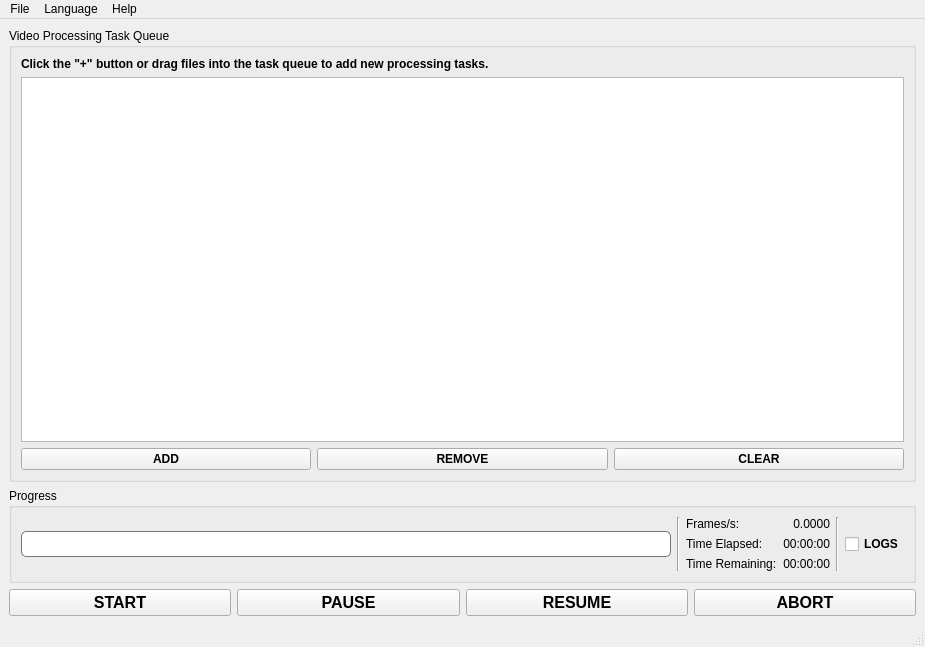
The window that src/mainwindow.ui (k4yt3x/video2x-qt6) describes before a commit, drawn with Qt 5.
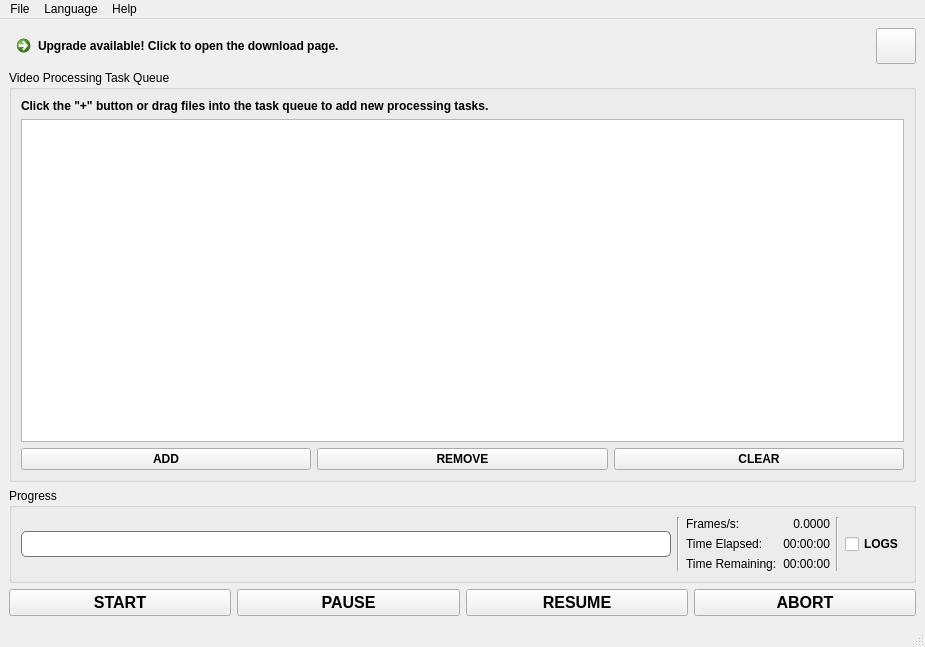
The same window after the commit. Icons and pictures are not drawn. Custom widgets are drawn as their Qt base class.

Commit message: feat: add the check upgrade button

Patch:
```diff
--- a/src/mainwindow.ui
+++ b/src/mainwindow.ui
@@ -15,6 +15,33 @@
   </property>
   <widget class="QWidget" name="centralwidget">
    <layout class="QVBoxLayout" name="verticalLayout_5">
+    <item>
+     <layout class="QHBoxLayout" name="horizontalLayout_5">
+      <item>
+       <widget class="QCommandLinkButton" name="upgradeCommandLinkButton">
+        <property name="text">
+         <string>Upgrade available! Click to open the download page.</string>
+        </property>
+       </widget>
+      </item>
+      <item>
+       <widget class="QPushButton" name="closeUpgradePushButton">
+        <property name="sizePolicy">
+         <sizepolicy hsizetype="Fixed" vsizetype="Preferred">
+          <horstretch>0</horstretch>
+          <verstretch>0</verstretch>
+         </sizepolicy>
+        </property>
+        <property name="text">
+         <string/>
+        </property>
+        <property name="icon">
+         <iconset theme="QIcon::ThemeIcon::ApplicationExit"/>
+        </property>
+       </widget>
+      </item>
+     </layout>
+    </item>
     <item>
      <layout class="QHBoxLayout" name="horizontalLayout">
       <item>
```
Left out of the diff: 2 changed lines with no effect on the pictures. The commit also changes 3 other files.
